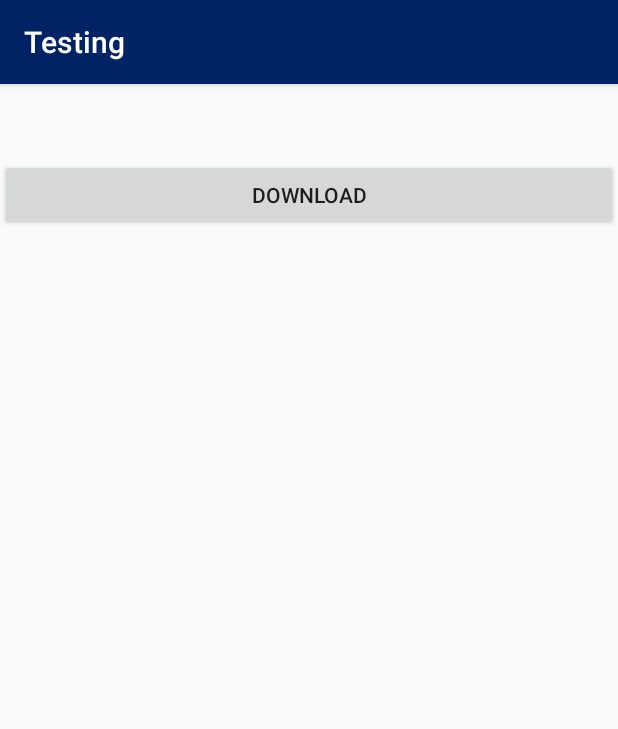
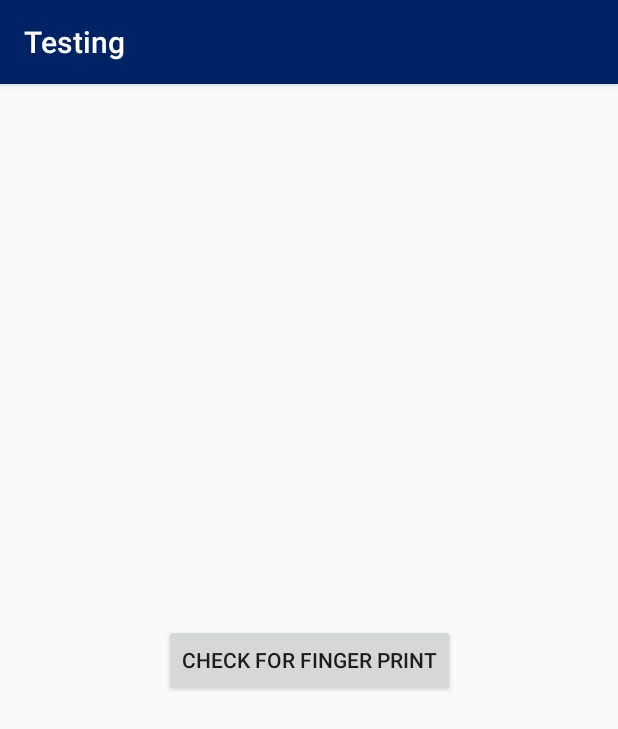
Before and after one commit to KhadijaHameed/Learning-topics, an Android app: the screen it shows after launch (DownloadMusicActivity before the commit, FingerPrintActivity after it), on a phone screen of 412 x 824 dp. Shown: the top 729 px of the screen. Run offline under Robolectric (Android 15) with nearby library versions, the phone set to English and light mode, and no system bars; our stand-ins replace sdp/ssp sizes; libraries missing offline, so code that uses them is left out: com.facebook.stetho; Roboto replaces fonts that are not available here; 1 statement that could not run was skipped.

Commit message:
finger print init and final

```diff
--- /dev/null
+++ b/app/src/main/java/com/example/fingerPrint/FingerPrintData.kt
@@ -0,0 +1,24 @@
+package com.example.fingerPrint
+
+import android.content.Context
+
+class FingerPrintData(val context: Context) {
+    val SHAREDPREF_NAME = "SharedPrefs"
+    private val PrefUserId = "user_id"
+    private val PrefUserPass = "user_pass"
+    private val PrefScanAllow = "scan_allow"
+
+
+    private val prefrence = context.getSharedPreferences(SHAREDPREF_NAME, Context.MODE_PRIVATE)
+
+
+
+    fun getScanAllow():Boolean{
+        return prefrence.getBoolean(PrefScanAllow,false)
+    }
+    fun setScanAllow(token: Boolean){
+        val editor = prefrence.edit()
+        editor.putBoolean(PrefScanAllow,token)
+        editor.apply()
+    }
+}
--- /dev/null
+++ b/app/src/main/res/layout/finger_print.xml
@@ -0,0 +1,18 @@
+<?xml version="1.0" encoding="utf-8"?>
+<androidx.constraintlayout.widget.ConstraintLayout
+    xmlns:android="http://schemas.android.com/apk/res/android"
+    xmlns:app="http://schemas.android.com/apk/res-auto"
+    xmlns:tools="http://schemas.android.com/tools"
+    android:layout_width="match_parent"
+    android:layout_height="match_parent">
+
+    <Button
+        android:id="@+id/btn_check_fingerprint"
+        android:layout_width="wrap_content"
+        android:layout_height="wrap_content"
+        android:text="check for finger print"
+        app:layout_constraintBottom_toBottomOf="parent"
+        app:layout_constraintEnd_toEndOf="parent"
+        app:layout_constraintStart_toStartOf="parent"
+        app:layout_constraintTop_toTopOf="parent" />
+</androidx.constraintlayout.widget.ConstraintLayout>
--- a/app/src/main/res/values/dimens.xml
+++ b/app/src/main/res/values/dimens.xml
@@ -3,4 +3,8 @@
     <dimen name="small_padding">6dp</dimen>
     <dimen name="big_padding">16dp</dimen>
     <dimen name="activity_horizontal_margin">16dp</dimen>
+    <dimen name="_15sdp">15dp</dimen>
+    <dimen name="_18sdp">18dp</dimen>
+    <dimen name="_13sdp">13dp</dimen>
+    <dimen name="_5sdp">5dp</dimen>
 </resources>
```
Also changed, not shown: app/build.gradle (+9 -3 lines), app/src/main/AndroidManifest.xml (+8 -3 lines), app/src/main/java/com/example/fingerPrint/FingerPrintActivity.kt (added, +101 -0 lines), app/src/main/res/layout/f_security.xml (added, +55 -0 lines).
